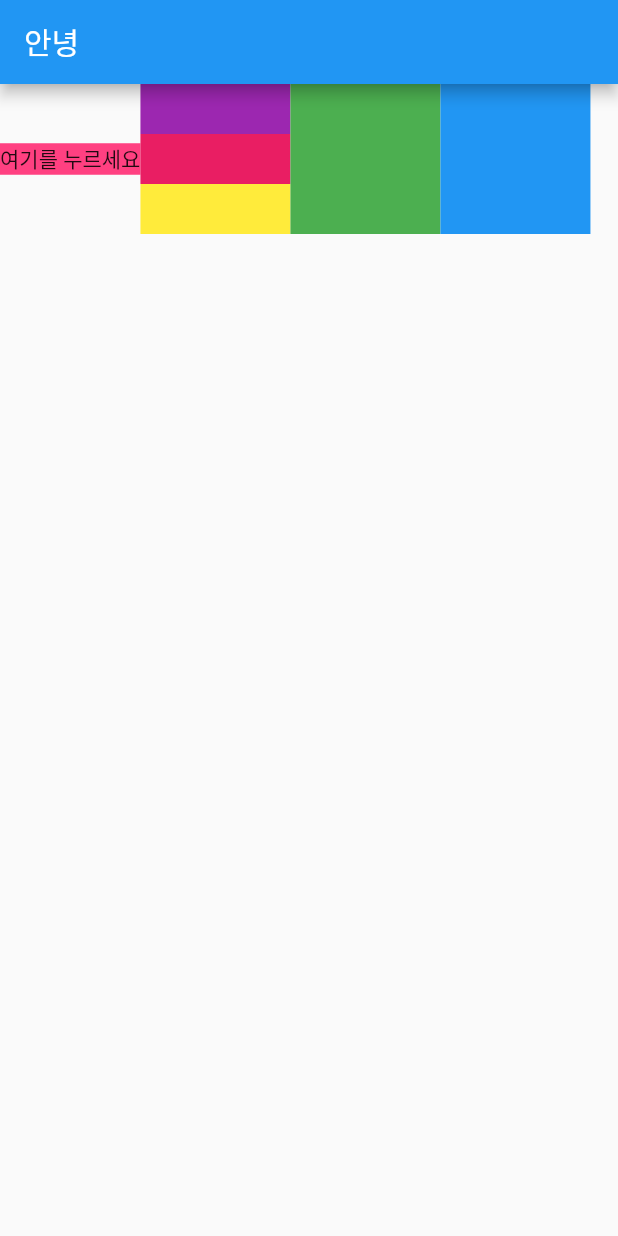
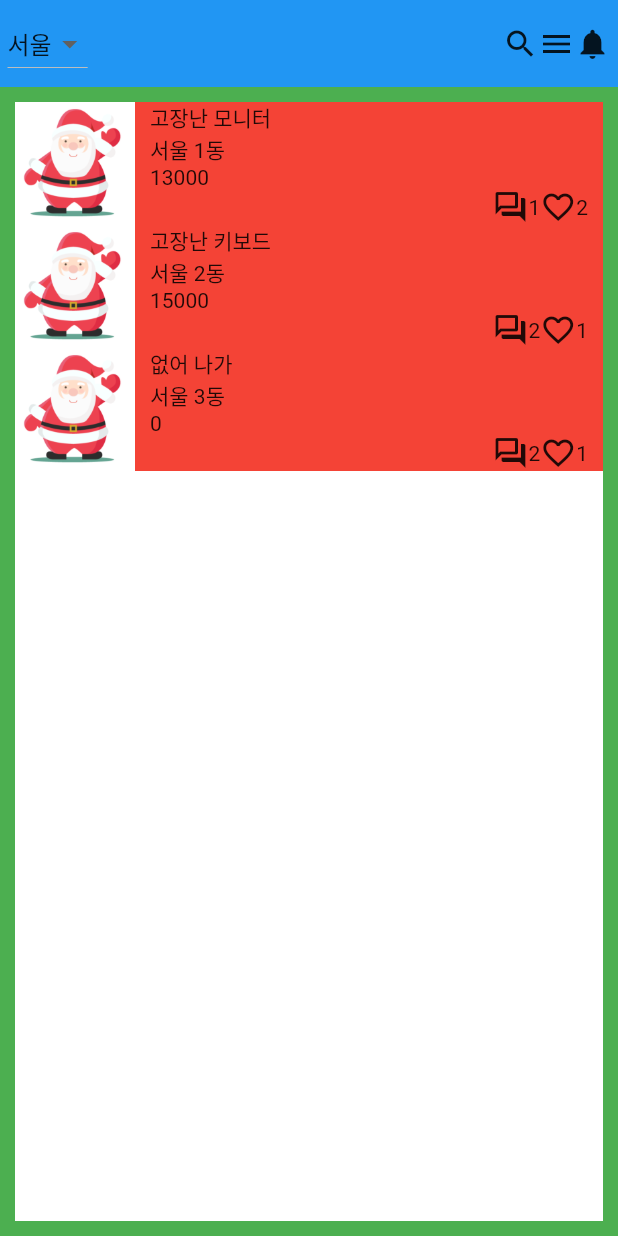
Before and after one commit to bearscome/flutter, a Flutter app: the screen it shows after launch, on a phone screen of 412 x 824 dp. Run offline on Flutter 3.47's test engine with Material 2 defaults, Android fonts, the phone set to English and light mode, and no system bars; our stand-ins replace get.

Commit message:
carrotStore Main

```diff
--- /dev/null
+++ b/flutter_application_1/assets/dummy.json
@@ -0,0 +1,19 @@
+{
+    "area": ["서울", "부산"],
+    "items": [
+        {
+            "itemTitle":"고장난 모니터",
+            "area": "서울 1동",
+            "price":13000,
+            "chatCount":2,
+            "jjimCount":2
+        },
+        {
+            "itemTitle":"고장난 키보드",
+            "area": "서울 2동",
+            "price":15000,
+            "chatCount":2,
+            "jjimCount":2
+        }
+    ]
+}
--- /dev/null
+++ b/flutter_application_1/lib/carretDetail/detail.dart
@@ -0,0 +1,35 @@
+import 'package:flutter/material.dart';
+
+class Detail extends StatelessWidget {
+  String itemTitle;
+  String area;
+  int price;
+  int chatCount;
+  int jjimCount;
+
+  Detail(
+      {super.key,
+      required this.itemTitle,
+      required this.area,
+      required this.price,
+      required this.chatCount,
+      required this.jjimCount});
+
+  @override
+  Widget build(BuildContext context) {
+    return Scaffold(
+      appBar: AppBar(
+        title: const Text("상품정보"),
+      ),
+      body: Column(
+        children: [
+          Text(itemTitle),
+          Text(area),
+          Text(price.toString()),
+          Text(chatCount.toString()),
+          Text(jjimCount.toString()),
+        ],
+      ),
+    );
+  }
+}
--- a/flutter_application_1/lib/main.dart
+++ b/flutter_application_1/lib/main.dart
@@ -1,90 +1,258 @@
+import 'dart:convert';
+import 'dart:async';
 import 'package:flutter/material.dart';
+import 'package:flutter/services.dart';
 import 'package:flutter_application_1/testPages/secondman.dart';
 import 'package:get/get.dart';
+import 'package:flutter_application_1/carretDetail/detail.dart';
 
 void main() {
   runApp(const MyApp());
 }
+
+final _dropMenuList = ["서울", "부산"];
+final _items = [
+  {
+    "itemTitle": "고장난 모니터",
+    "area": "서울 1동",
+    "price": 13000,
+    "chatCount": 1,
+    "jjimCount": 2,
+    "image": 'assets/67565847.png'
+  },
+  {
+    "itemTitle": "고장난 키보드",
+    "area": "서울 2동",
+    "price": 15000,
+    "chatCount": 2,
+    "jjimCount": 1,
+    "image": 'assets/67565847.png'
+  },
+  {
+    "itemTitle": "없어 나가",
+    "area": "서울 3동",
+    "price": 0,
+    "chatCount": 2,
+    "jjimCount": 1,
+    "image": 'assets/67565847.png'
+  }
+];
 
 class MyApp extends StatelessWidget {
   const MyApp({super.key});
 
   @override
   Widget build(BuildContext context) {
-    return const GetMaterialApp(
-      home: HeaderWidget(),
+    return const MaterialApp(
+      home: Carret(),
+      // home: HeaderWidget(),
     );
   }
 }
 
-class HeaderWidget extends StatelessWidget {
-  const HeaderWidget({super.key});
+class DropDownButton extends StatefulWidget {
+  const DropDownButton({super.key});
+
+  @override
+  State<DropDownButton> createState() => _DropMenuStatus();
+}
+
+class _DropMenuStatus extends State<DropDownButton> {
+  String dropDownValue = _dropMenuList[0];
 
   @override
   Widget build(BuildContext context) {
-    return Scaffold(
-      appBar: AppBar(
-        title: const Text('안녕'),
+    return Container(
+      child: DropdownButton(
+        value: dropDownValue,
+        items: _dropMenuList
+            .map((e) => DropdownMenuItem(
+                  value: e,
+                  child: Text(e),
+                ))
+            .toList(),
+        onChanged: (String? value) {
+          setState(() {
+            dropDownValue = value!;
+          });
+        },
       ),
-      body: Row(
+    );
+  }
+}
+
+class Items extends StatelessWidget {
+  @override
+  Widget build(BuildContext context) {
+    return Column(
+      children: _items
+          .map((item) => GestureDetector(
+                child: Row(
                   children: [
-          GestureDetector(
-            onTap: () {
-              // 페이지 이동
-              Get.to(SecondMan(
-                  name: '김아무개', age: 12, gender: '남자', isKorean: true));
-              // Navigator.push(
-              //     context,
-              //     MaterialPageRoute(
-              //         builder: (context) => SecondMan(
-              //             name: '김아무개',
-              //             age: 12,
-              //             gender: '남자',
-              //             isKorean: true)));
-            },
-            child: Container(
-              color: Colors.pinkAccent,
-              child: const Text("여기를 누르세요"),
-            ),
-          ),
-          SizedBox(
-            width: 100,
-            height: 100,
-            child: Column(
-              children: [
-                Expanded(
-                  flex: 1,
-                  child: Container(
-                    color: Colors.purple,
-                  ),
+                    Image(
+                      image: AssetImage(item['image'] as String),
+                      width: 80,
+                      height: 80,
+                      fit: BoxFit.cover,
                     ),
                     Expanded(
-                  flex: 1,
                       child: Container(
-                    color: Colors.pink,
-                  ),
-                ),
-                Expanded(
-                  flex: 1,
-                  child: Container(
-                    color: Colors.yellow,
+                        color: Colors.red,
+                        padding: EdgeInsets.only(left: 10),
+                        child: Column(
+                          crossAxisAlignment: CrossAxisAlignment.start,
+                          children: [
+                            Text(item['itemTitle'] as String),
+                            Text(item['area'] as String),
+                            Text(item['price'].toString()),
+                            Container(
+                              padding: EdgeInsets.only(right: 10),
+                              child: Row(
+                                mainAxisAlignment: MainAxisAlignment.end,
+                                children: [
+                                  Icon(Icons.forum_outlined),
+                                  Text(item['chatCount'].toString()),
+                                  Icon(Icons.favorite_border),
+                                  Text(item['jjimCount'].toString()),
+                                ],
                               ),
                             )
                           ],
                         ),
                       ),
+                    )
+                  ],
+                ),
+                onTap: () => Navigator.push(
+                    context,
+                    MaterialPageRoute(
+                      builder: (context) => Detail(
+                        itemTitle: item['itemTitle'] as String,
+                        area: item['area'] as String,
+                        price: item['price'] as int,
+                        chatCount: item['chatCount'] as int,
+                        jjimCount: item['jjimCount'] as int,
+                      ),
+                    )),
+              ))
+          .toList(),
+    );
+  }
+}
+
+class Carret extends StatelessWidget {
+  const Carret({super.key});
+
+  @override
+  Widget build(BuildContext context) {
+    return Scaffold(
+      body: Container(
+        child: Column(
+          children: [
             Container(
-            width: 100,
-            height: 100,
+              padding: EdgeInsets.all(5),
+              color: Colors.blue,
+              child: Row(
+                mainAxisAlignment: MainAxisAlignment.spaceBetween,
+                children: [
+                  DropDownButton(),
+                  Container(
+                    child: Row(
+                      children: [
+                        Icon(Icons.search),
+                        Icon(Icons.menu),
+                        Icon(Icons.notifications),
+                      ],
+                    ),
+                  )
+                ],
+              ),
+            ),
+            Expanded(
+              child: Container(
+                padding: EdgeInsets.all(10),
                 color: Colors.green,
+                child: Container(
+                  color: Colors.white,
+                  child: Items(),
                 ),
-          Container(
-            width: 100,
-            height: 100,
-            color: Colors.blue,
               ),
+            )
           ],
+        ),
       ),
     );
   }
 }
+
+// class HeaderWidget extends StatelessWidget {
+//   const HeaderWidget({super.key});
+
+//   @override
+//   Widget build(BuildContext context) {
+//     return Scaffold(
+//       appBar: AppBar(
+//         title: const Text('안녕'),
+//       ),
+//       body: Row(
+//         children: [
+//           GestureDetector(
+//             onTap: () {
+//               // 페이지 이동
+//               Get.to(SecondMan(
+//                   name: '김아무개', age: 12, gender: '남자', isKorean: true));
+//               // Navigator.push(
+//               //     context,
+//               //     MaterialPageRoute(
+//               //         builder: (context) => SecondMan(
+//               //             name: '김아무개',
+//               //             age: 12,
+//               //             gender: '남자',
+//               //             isKorean: true)));
+//             },
+//             child: Container(
+//               color: Colors.pinkAccent,
+//               child: const Text("여기를 누르세요"),
+//             ),
+//           ),
+//           SizedBox(
+//             width: 100,
+//             height: 100,
+//             child: Column(
+//               children: [
+//                 Expanded(
+//                   flex: 1,
+//                   child: Container(
+//                     color: Colors.purple,
+//                   ),
+//                 ),
+//                 Expanded(
+//                   flex: 1,
+//                   child: Container(
+//                     color: Colors.pink,
+//                   ),
+//                 ),
+//                 Expanded(
+//                   flex: 1,
+//                   child: Container(
+//                     color: Colors.yellow,
+//                   ),
+//                 )
+//               ],
+//             ),
+//           ),
+//           Container(
+//             width: 100,
+//             height: 100,
+//             color: Colors.green,
+//           ),
+//           Container(
+//             width: 100,
+//             height: 100,
+//             color: Colors.blue,
+//           ),
+//         ],
+//       ),
+//     );
+//   }
+// }
--- a/flutter_application_1/pubspec.yaml
+++ b/flutter_application_1/pubspec.yaml
@@ -61,8 +61,8 @@ flutter:
   uses-material-design: true
 
   # To add assets to your application, add an assets section, like this:
-  # assets:
-  #   - images/a_dot_burr.jpeg
+  assets:
+    - assets/
   #   - images/a_dot_ham.jpeg
 
   # An image asset can refer to one or more resolution-specific "variants", see
```
Also changed, not shown: flutter_application_1/assets/67565847.png (added). Lines whose indentation alone changed are shown as unchanged.
